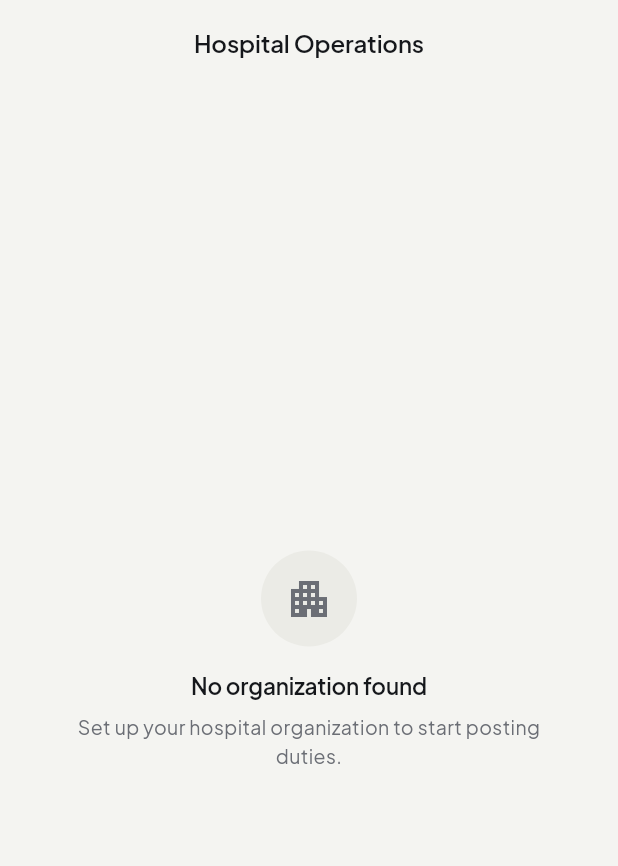
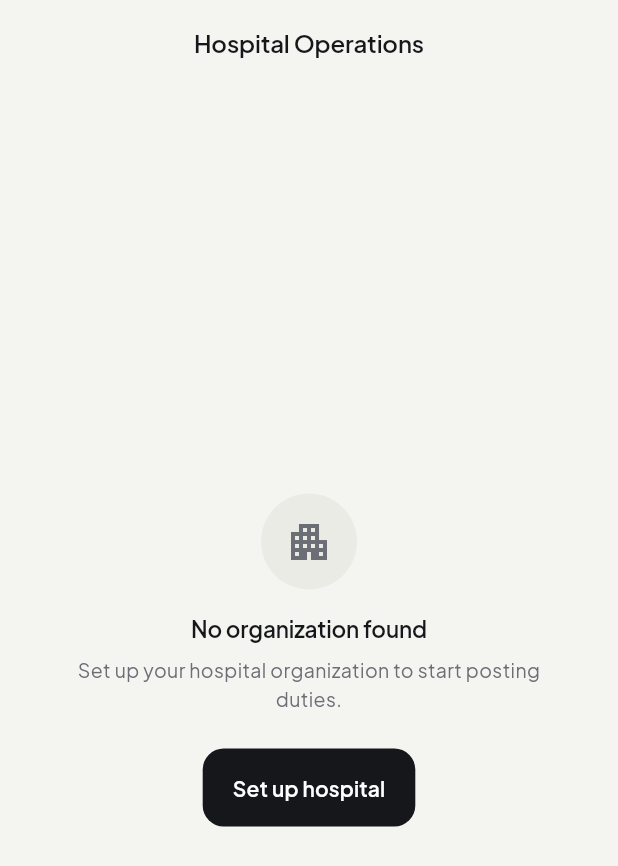
Before and after one commit to Geerthan-S/App, a Flutter app: the HospitalDashboardScreen screen opened by its route, on a phone screen of 412 x 824 dp. Shown: the top 866 px of the screen. Run offline on Flutter 3.47's test engine with Material 3 defaults, Android fonts, the phone set to English and light mode, and no system bars; our stand-ins replace cloud_firestore, cloud_functions, connectivity_plus, file_picker, firebase_auth, firebase_core and 8 more; missing offline and left inert: firebase_app_check; accounts and stored records are empty; network calls fail.

Commit message:
fix: unblock new hospitals and count applications on the admin dashboard
- Hospital dashboard: a user with no organization had no way to create one
  (the profile button only appeared once an organization existed). The
  empty state now has a "Set up hospital" action and reloads on return.
- getAdminDashboard counted a top-level `applications` collection that does
  not exist; applications live under duties/{dutyId}/applications, so it
  now counts the collection group. Test extended to cover it.

Found while testing the hospital flow end to end on the emulators.

Co-Authored-By: Claude Opus 5.5 <noreply@anthropic.com>

```diff
--- a/lib/features/hospital/presentation/hospital_dashboard_screen.dart
+++ b/lib/features/hospital/presentation/hospital_dashboard_screen.dart
@@ -389,11 +389,17 @@ class _HospitalDashboardScreenState
     if (_selectedOrgId == null) {
       return Scaffold(
         appBar: AppBar(title: Text(loc.translate('hospitalOperations'))),
-        body: const EmptyStateView(
+        body: EmptyStateView(
           icon: Icons.apartment_outlined,
           title: 'No organization found',
           description:
               'Set up your hospital organization to start posting duties.',
+          actionLabel: 'Set up hospital',
+          // Reload on return so the new organization appears straight away.
+          onAction: () async {
+            await context.push('/hospital-profile');
+            if (mounted) _loadOrgs();
+          },
         ),
       );
     }
```
Also changed, not shown: 2 other files.
